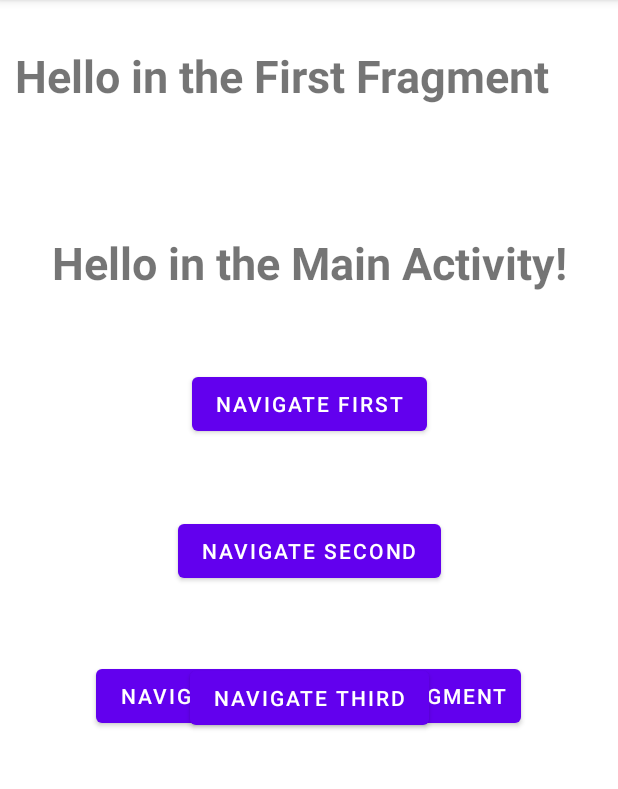
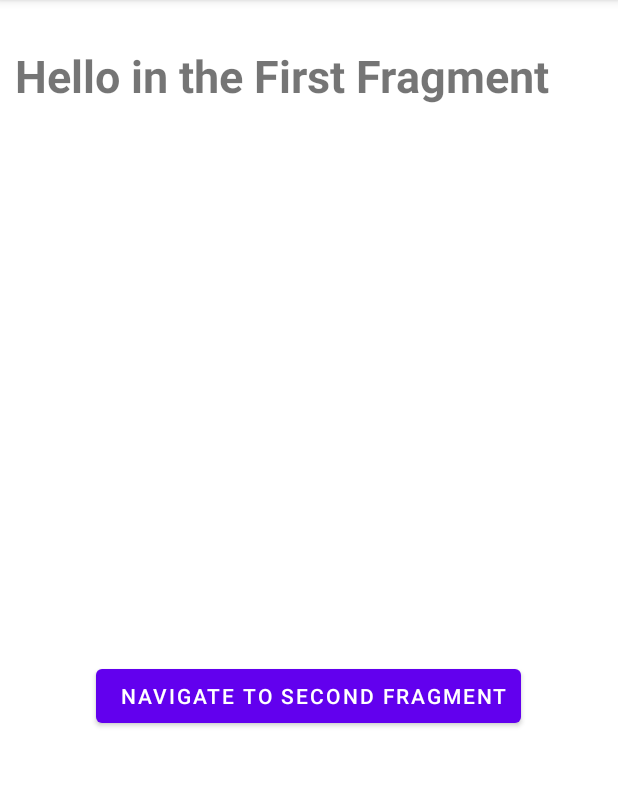
Before and after one commit to RanaHisham18/MyFragment_Trial, an Android app: the screen it shows after launch (MainActivity), on a phone screen of 412 x 824 dp, the part 84-873 px from its top. Run offline under Robolectric (Android 15) with nearby library versions, the phone set to English and light mode, and no system bars.

Commit message:
Connecting the fragments

```diff
--- a/app/build.gradle
+++ b/app/build.gradle
@@ -39,6 +39,8 @@ dependencies {
     implementation 'com.google.android.material:material:1.6.1'
     implementation 'androidx.constraintlayout:constraintlayout:2.1.4'
     implementation 'androidx.legacy:legacy-support-v4:1.0.0'
+    implementation 'androidx.navigation:navigation-fragment-ktx:2.5.2'
+    implementation 'androidx.navigation:navigation-ui-ktx:2.5.2'
     testImplementation 'junit:junit:4.13.2'
     androidTestImplementation 'androidx.test.ext:junit:1.1.3'
     androidTestImplementation 'androidx.test.espresso:espresso-core:3.4.0'
--- a/app/src/main/java/com/rana/myfragmentstrial/FirstFragment.kt
+++ b/app/src/main/java/com/rana/myfragmentstrial/FirstFragment.kt
@@ -1,11 +1,11 @@
 package com.rana.myfragmentstrial
 
 import android.os.Bundle
-import androidx.fragment.app.Fragment
 import android.view.LayoutInflater
 import android.view.View
 import android.view.ViewGroup
 import android.widget.Button
+import androidx.fragment.app.Fragment
 
 
 class FirstFragment : Fragment() {
@@ -15,10 +15,15 @@ class FirstFragment : Fragment() {
         savedInstanceState: Bundle?,
     ): View? {
         // Inflate the layout for this fragment
- return inflater.inflate(R.layout.fragment_first, container, false)
+        val inflate = inflater.inflate(R.layout.fragment_first, container, false)
+        val nav2_btn: Button = inflate.findViewById(R.id.fragOne_Bt)
+        nav2_btn.setOnClickListener {
 
-
-
+            val fragment = SecondFragment()
+            val action = fragmentManager?.beginTransaction()
+            action?.replace(R.id.nav_cont, fragment)?.commit()
+        }
+        return inflate
 
     }
 
--- a/app/src/main/java/com/rana/myfragmentstrial/MainActivity.kt
+++ b/app/src/main/java/com/rana/myfragmentstrial/MainActivity.kt
@@ -1,5 +1,6 @@
 package com.rana.myfragmentstrial
 
+import android.content.Intent
 import androidx.appcompat.app.AppCompatActivity
 import android.os.Bundle
 import android.widget.Button
@@ -16,24 +17,13 @@ class MainActivity : AppCompatActivity() {
         val thirdFragment = ThirdFragment()
 
 
-      supportFragmentManager.beginTransaction().add(R.id.mainActivity_Layout, firstFragment).commit()
+     // supportFragmentManager.beginTransaction().add(R.id.mainActivity_Layout, firstFragment).commit()
+        supportFragmentManager.beginTransaction().
+            replace(R.id.nav_cont, FirstFragment()).commit()
 
-               val button1 : Button
-               button1 = findViewById(R.id.btnFirst)
-               button1.setOnClickListener{
-               supportFragmentManager.beginTransaction().add(R.id.mainActivity_Layout, firstFragment).commit()
 
-                   val button2 : Button
-                   button2 = findViewById(R.id.btnSecond)
-                   button2.setOnClickListener{
-                       supportFragmentManager.beginTransaction().add(R.id.mainActivity_Layout, secondFragment).commit()
-                   }
 
-                   val button3 : Button
-                   button3 = findViewById(R.id.btnThird)
-                   button3.setOnClickListener{
-                       supportFragmentManager.beginTransaction().add(R.id.mainActivity_Layout, thirdFragment).commit()
-                   }
+
 
                }
-} }
+ }
--- a/app/src/main/res/layout/activity_main.xml
+++ b/app/src/main/res/layout/activity_main.xml
@@ -7,52 +7,15 @@
     android:id="@+id/mainActivity_Layout"
     tools:context=".MainActivity">
 
-    <TextView
-        android:id="@+id/mainAct_Tv"
-        android:layout_width="wrap_content"
-        android:layout_height="wrap_content"
-        android:text="Hello in the Main Activity!"
-        android:textStyle="bold"
-        android:textSize="30sp"
-        app:layout_constraintBottom_toBottomOf="parent"
-        app:layout_constraintEnd_toEndOf="parent"
-        app:layout_constraintLeft_toLeftOf="parent"
-        app:layout_constraintRight_toRightOf="parent"
-        app:layout_constraintStart_toStartOf="parent"
-        app:layout_constraintTop_toTopOf="parent"
-        app:layout_constraintVertical_bias="0.213" />
 
-    <Button
-        android:id="@+id/btnFirst"
-        android:layout_width="wrap_content"
-        android:layout_height="wrap_content"
-        android:layout_marginTop="50dp"
-        android:text="Navigate First"
+    <FrameLayout
+        android:id="@+id/nav_cont"
+        android:layout_width="match_parent"
+        android:layout_height="match_parent"
         app:layout_constraintStart_toStartOf="parent"
         app:layout_constraintEnd_toEndOf="parent"
-        app:layout_constraintTop_toBottomOf="@+id/mainAct_Tv"/>
-
-
-    <Button
-        android:id="@+id/btnSecond"
-        android:layout_width="wrap_content"
-        android:layout_height="wrap_content"
-        android:layout_marginTop="50dp"
-        android:text="Navigate second"
-
-        app:layout_constraintStart_toStartOf="parent"
-        app:layout_constraintEnd_toEndOf="parent"
-        app:layout_constraintTop_toBottomOf="@+id/btnFirst"/>
-
-    <Button
-        android:id="@+id/btnThird"
-        android:layout_width="wrap_content"
-        android:layout_height="wrap_content"
-        android:layout_margin="50dp"
-        android:text="Navigate Third"
-        app:layout_constraintStart_toStartOf="parent"
-        app:layout_constraintEnd_toEndOf="parent"
-        app:layout_constraintTop_toBottomOf="@id/btnSecond"/>
+        app:layout_constraintTop_toTopOf="parent"
+        app:layout_constraintBottom_toBottomOf="parent"/>
 
 
 </androidx.constraintlayout.widget.ConstraintLayout>
--- a/app/src/main/res/layout/fragment_first.xml
+++ b/app/src/main/res/layout/fragment_first.xml
@@ -3,6 +3,7 @@
     xmlns:tools="http://schemas.android.com/tools"
     android:layout_width="match_parent"
     android:layout_height="match_parent"
+    android:id="@+id/firstFlag_Id"
     tools:context=".FirstFragment">
 
     <!-- TODO: Update blank fragment layout -->
--- a/app/src/main/res/layout/fragment_second.xml
+++ b/app/src/main/res/layout/fragment_second.xml
@@ -3,6 +3,7 @@
     xmlns:tools="http://schemas.android.com/tools"
     android:layout_width="match_parent"
     android:layout_height="match_parent"
+    android:id="@+id/secondFrag_Id"
     tools:context=".SecondFragment">
 
     <!-- TODO: Update blank fragment layout -->
@@ -16,7 +17,7 @@
         android:text="Hello in the Second Fragment" />
 
     <Button
-        android:id="@+id/fragOne_Bt"
+        android:id="@+id/fragtwo_Bt"
         android:layout_width="wrap_content"
         android:layout_height="wrap_content"
         android:layout_marginTop="80dp"
--- a/app/src/main/res/layout/fragment_third.xml
+++ b/app/src/main/res/layout/fragment_third.xml
@@ -3,6 +3,7 @@
     xmlns:tools="http://schemas.android.com/tools"
     android:layout_width="match_parent"
     android:layout_height="match_parent"
+    android:id="@+id/thirdFlag_Id"
     tools:context=".ThirdFragment">
 
     <!-- TODO: Update blank fragment layout -->
```
Also changed, not shown: app/src/main/java/com/rana/myfragmentstrial/SecondFragment.kt (+11 -39 lines), app/src/main/java/com/rana/myfragmentstrial/ThirdFragment.kt (+11 -39 lines).
